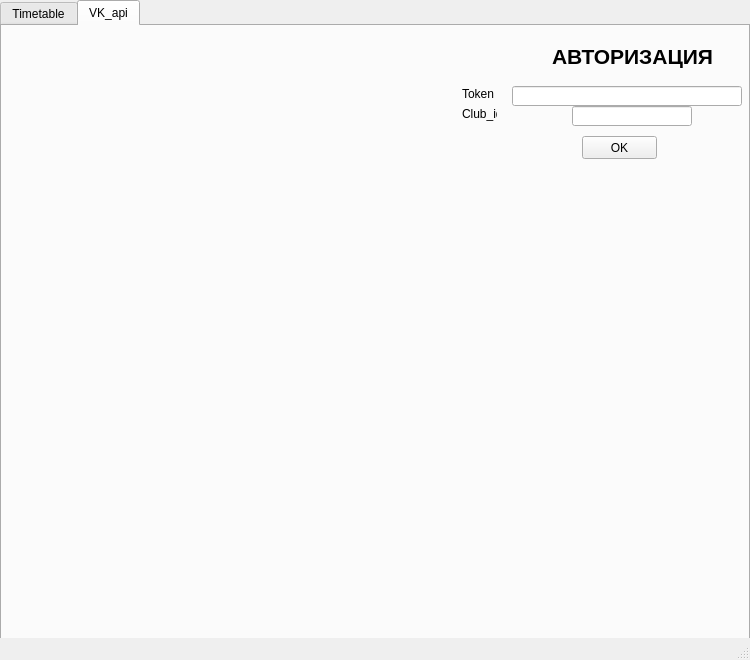
Old version of the form проект1/qt.ui in the repository SH1SH4/timetable.
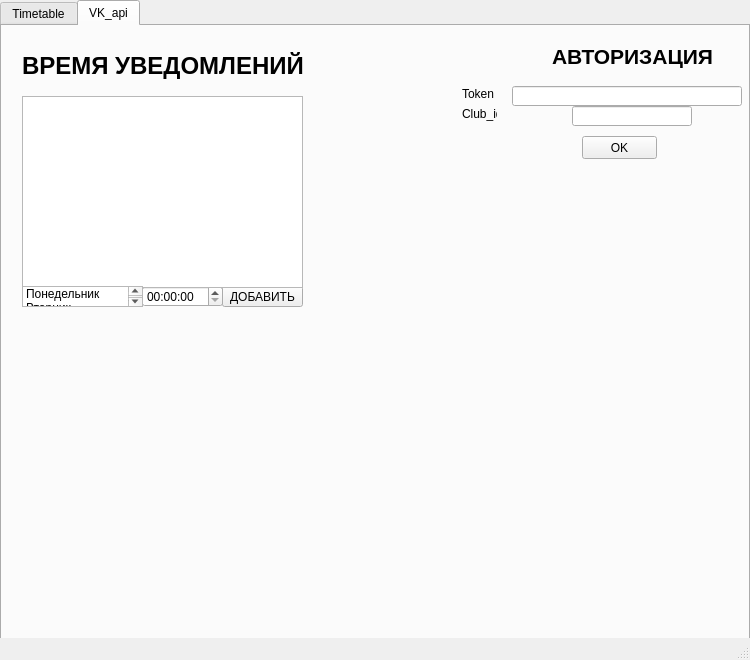
New version of the form. The open tabs and pages were chosen to show the change.

The edit to the form file:
```diff
--- a/проект1/qt.ui
+++ b/проект1/qt.ui
@@ -213,6 +213,97 @@
        <string>OK</string>
       </property>
      </widget>
+     <widget class="QLabel" name="label_4">
+      <property name="geometry">
+       <rect>
+        <x>20</x>
+        <y>20</y>
+        <width>291</width>
+        <height>41</height>
+       </rect>
+      </property>
+      <property name="text">
+       <string>&lt;html&gt;&lt;head/&gt;&lt;body&gt;&lt;p&gt;&lt;span style=&quot; font-size:18pt; font-weight:600;&quot;&gt;ВРЕМЯ УВЕДОМЛЕНИЙ&lt;/span&gt;&lt;/p&gt;&lt;/body&gt;&lt;/html&gt;</string>
+      </property>
+     </widget>
+     <widget class="QTimeEdit" name="time_message">
+      <property name="geometry">
+       <rect>
+        <x>140</x>
+        <y>260</y>
+        <width>81</width>
+        <height>21</height>
+       </rect>
+      </property>
+     </widget>
+     <widget class="QPushButton" name="add_time_message">
+      <property name="geometry">
+       <rect>
+        <x>220</x>
+        <y>260</y>
+        <width>81</width>
+        <height>21</height>
+       </rect>
+      </property>
+      <property name="text">
+       <string>ДОБАВИТЬ</string>
+      </property>
+     </widget>
+     <widget class="QListView" name="message_list">
+      <property name="geometry">
+       <rect>
+        <x>20</x>
+        <y>70</y>
+        <width>281</width>
+        <height>192</height>
+       </rect>
+      </property>
+     </widget>
+     <widget class="QListWidget" name="week_day_dor_message">
+      <property name="geometry">
+       <rect>
+        <x>20</x>
+        <y>260</y>
+        <width>121</width>
+        <height>21</height>
+       </rect>
+      </property>
+      <item>
+       <property name="text">
+        <string>Понедельник</string>
+       </property>
+      </item>
+      <item>
+       <property name="text">
+        <string>Вторник</string>
+       </property>
+      </item>
+      <item>
+       <property name="text">
+        <string>Среда</string>
+       </property>
+      </item>
+      <item>
+       <property name="text">
+        <string>Четверг</string>
+       </property>
+      </item>
+      <item>
+       <property name="text">
+        <string>Пятница</string>
+       </property>
+      </item>
+      <item>
+       <property name="text">
+        <string>Суббота</string>
+       </property>
+      </item>
+      <item>
+       <property name="text">
+        <string>Воскресенье</string>
+       </property>
+      </item>
+     </widget>
     </widget>
    </widget>
   </widget>
```
Left out of the diff: 106 changed lines with no effect on the pictures.
